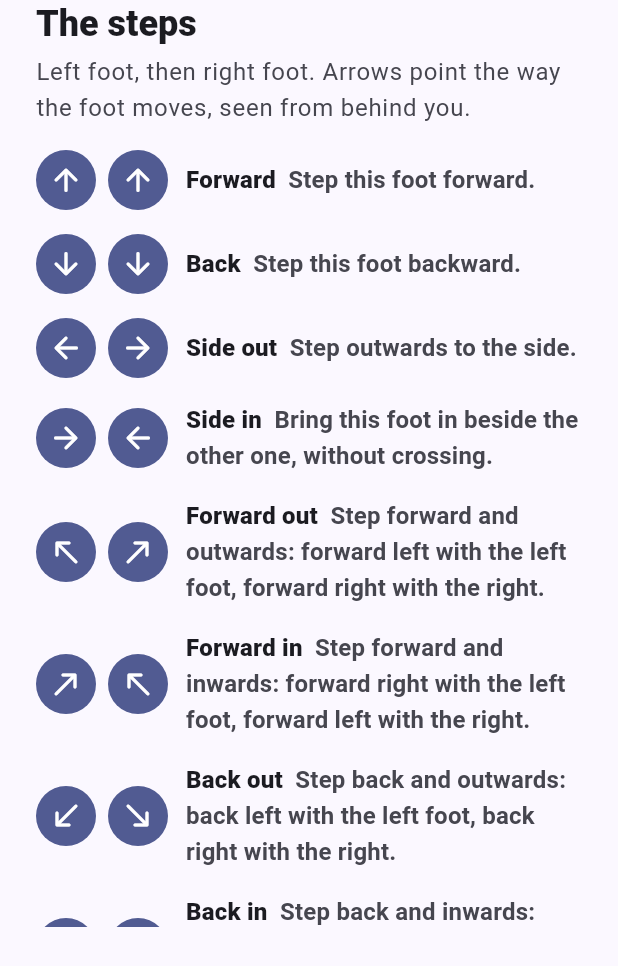
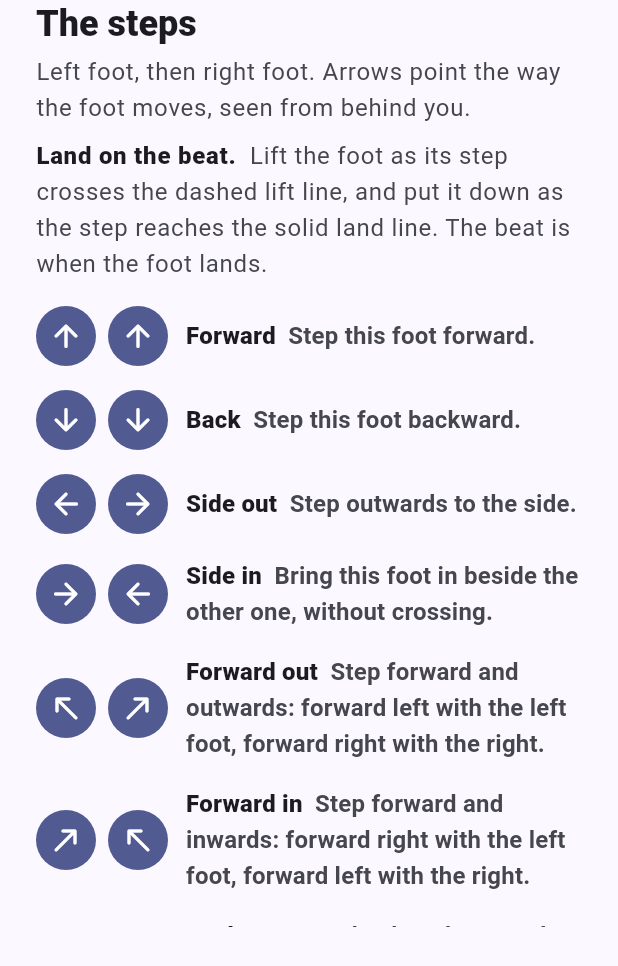
Before and after one commit to kaikino/dance-trainer, a Flutter app: the StepLegend widget shown alone on an empty page, opened directly, on a phone screen of 412 x 824 dp. Shown: the top 966 px of the screen. Run offline on Flutter 3.47's test engine with Material 3 defaults, Android fonts, the phone set to English and light mode, and no system bars; our stand-ins replace flutter_blue_plus, just_audio, share_plus; missing offline and left inert: audio_session.

Commit message:
Viewer: left above right toggle; right foot blue; the beat is the landing
- Recording viewer: a switch lays the feet out left above right (each
  foot's charts in a row) instead of side by side.
- Foot colours swapped: left pink, right blue (floor map, viewer).
- Timing made explicit: the chart has a dashed lift line half a beat
  above the solid land line; the floor map's swing starts there and
  lands on the beat; the step legend and the watch-first hint say so.

```diff
--- a/app/lib/chart/floor_map.dart
+++ b/app/lib/chart/floor_map.dart
@@ -10,7 +10,7 @@ import '../ui/style.dart';
 import 'floor_plan.dart';
 
 /// Foot colours on the floor map: one per foot, on the dark stage.
-const floorLeft = Color(0xFF38BDF8), floorRight = Color(0xFFF472B6);
+const floorLeft = Color(0xFFF472B6), floorRight = Color(0xFF38BDF8); // left pink, right blue
 Color floorColor(Role f) => f == Role.left ? floorLeft : floorRight;
 
 /// Where the feet go: a dance floor seen from behind and above the dancer,
--- a/app/lib/chart/step_chart.dart
+++ b/app/lib/chart/step_chart.dart
@@ -33,6 +33,10 @@ class StepChartController extends ChangeNotifier {
   /// What a screen reader says about the chart: the next step and the last
   /// verdict. Changes once a step, not once a frame.
   final spoken = ValueNotifier<String>('');
+
+  /// Beats before the landing at which a step's swing starts (the chart's
+  /// dashed lift line; the floor map lifts the foot then too).
+  static const liftBeats = 0.5;
 
   /// How long a lane wash and a pop label last.
   static const washMs = 250, popMs = 900;
@@ -218,6 +222,26 @@ class _StepChartPainter extends CustomPainter {
       final rect = lanes[h.foot.index].$2;
       canvas.drawRRect(RRect.fromRectAndRadius(rect, const Radius.circular(Radii.lg)),
           Paint()..color = _hitColor(h).withValues(alpha: 0.28 * (1 - age / StepChartController.washMs)));
+    }
+
+    // When to move: lift as a step crosses the dashed line (half a beat to go),
+    // land as it reaches the solid line. The beat is the landing.
+    final liftY = nowY - StepChartController.liftBeats * pxPerBeat;
+    for (final (_, rect) in lanes) {
+      if (liftY > headerH + 4) {
+        for (var x = rect.left + 12; x < rect.right - 12; x += 14) {
+          canvas.drawLine(
+              Offset(x, liftY),
+              Offset(min(x + 7, rect.right - 12), liftY),
+              Paint()
+                ..color = scheme.primary.withValues(alpha: 0.35)
+                ..strokeWidth = 2);
+        }
+        final lift = _text('lift', 12, scheme.primary.withValues(alpha: 0.8), AppType.heavy, letterSpacing: 1);
+        lift.paint(canvas, Offset(rect.left + 12, liftY - lift.height - 3));
+      }
+      final land = _text('land', 12, scheme.primary, AppType.heavy, letterSpacing: 1);
+      land.paint(canvas, Offset(rect.left + 12, nowY - land.height - 6));
     }
 
     // Steps scroll under the header: clip them to the body.
--- a/app/lib/screens/dance/widgets.dart
+++ b/app/lib/screens/dance/widgets.dart
@@ -471,7 +471,8 @@ class _DemoPanel extends StatelessWidget {
               StatusPill(icon: Icons.visibility_rounded, text: 'Watch first: not judged', color: scheme.primary),
               if (!strip) ...[
                 const SizedBox(height: Space.lg),
-                Text('Follow the steps down to the line, and the feet on the floor map.',
+                Text('Lift as a step crosses the dashed line; land as it reaches the solid line. '
+                    'The beat is the landing, as on the floor map.',
                     style: theme.textTheme.titleMedium?.copyWith(color: scheme.onSurfaceVariant)),
               ],
             ],
--- a/app/lib/ui/step_legend.dart
+++ b/app/lib/ui/step_legend.dart
@@ -85,6 +85,17 @@ class StepLegend extends StatelessWidget {
           Text('Left foot, then right foot. Arrows point the way the foot moves, seen from behind you.',
               style: theme.textTheme.bodyLarge?.copyWith(color: scheme.onSurfaceVariant)),
           const SizedBox(height: Space.sm),
+          Text.rich(
+            TextSpan(children: [
+              const TextSpan(text: 'Land on the beat.  ', style: TextStyle(fontWeight: AppType.heavy)),
+              TextSpan(
+                  text: 'Lift the foot as its step crosses the dashed lift line, and put it down as the step '
+                      'reaches the solid land line. The beat is when the foot lands.',
+                  style: TextStyle(color: scheme.onSurfaceVariant)),
+            ]),
+            style: theme.textTheme.bodyLarge,
+          ),
+          const SizedBox(height: Space.sm),
           for (final c in _legendSteps)
             row(
               leading: [
```
Also changed, not shown: app/lib/chart/floor_plan.dart (+4 -3 lines), app/lib/screens/recording_screen.dart (+68 -33 lines).
